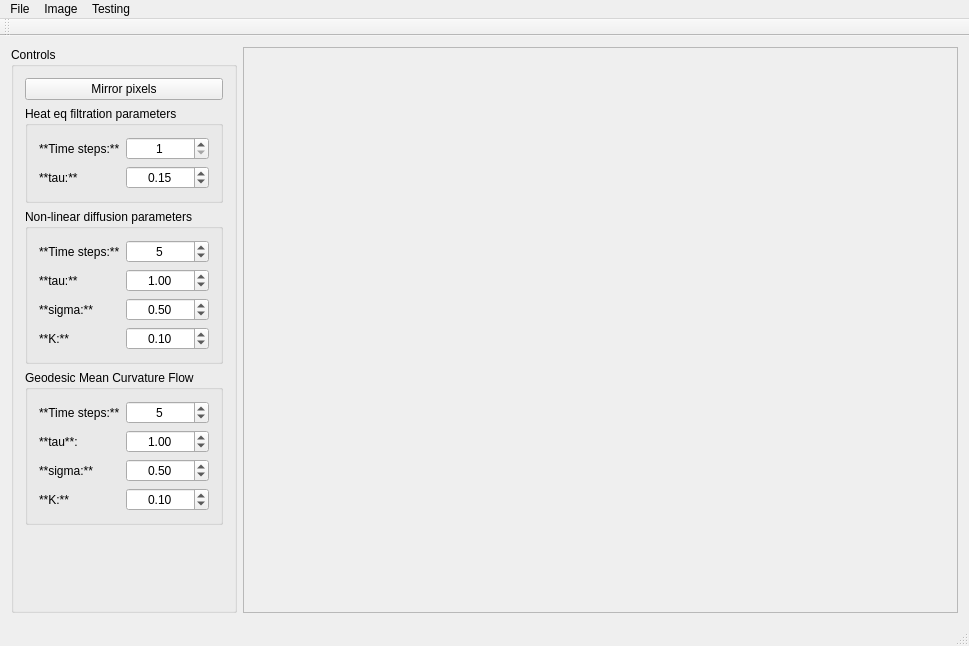
This is src/ImageViewer.ui in Tomas-Homola/SpracovanieObrazuZadania as Qt 5 draws it before an edit. The edited form follows.
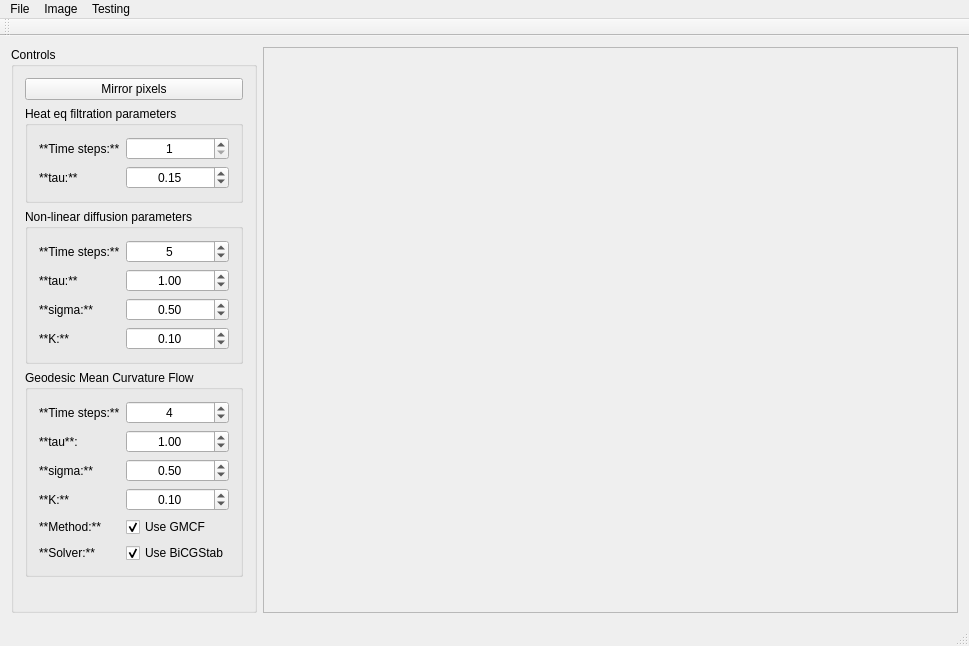
This is the edited form.

Commit message: Nove veci v UI ku SMCF/GMCF

The edit to the form file:
```diff
--- a/src/ImageViewer.ui
+++ b/src/ImageViewer.ui
@@ -246,6 +246,9 @@
          <property name="title">
           <string>Geodesic Mean Curvature Flow</string>
          </property>
+         <property name="flat">
+          <bool>true</bool>
+         </property>
          <layout class="QFormLayout" name="formLayout_3">
           <item row="0" column="0">
            <widget class="QLabel" name="label_GMCFTimeSteps">
@@ -266,7 +269,7 @@
              <number>1</number>
             </property>
             <property name="value">
-             <number>5</number>
+             <number>4</number>
             </property>
            </widget>
           </item>
@@ -348,6 +351,46 @@
             </property>
            </widget>
           </item>
+          <item row="5" column="0">
+           <widget class="QLabel" name="label_IterMethod">
+            <property name="text">
+             <string>**Solver:**</string>
+            </property>
+            <property name="textFormat">
+             <enum>Qt::MarkdownText</enum>
+            </property>
+           </widget>
+          </item>
+          <item row="5" column="1">
+           <widget class="QCheckBox" name="checkBox_UseBiCGStab">
+            <property name="text">
+             <string>Use BiCGStab</string>
+            </property>
+            <property name="checked">
+             <bool>true</bool>
+            </property>
+           </widget>
+          </item>
+          <item row="4" column="0">
+           <widget class="QLabel" name="label_Method">
+            <property name="text">
+             <string>**Method:**</string>
+            </property>
+            <property name="textFormat">
+             <enum>Qt::MarkdownText</enum>
+            </property>
+           </widget>
+          </item>
+          <item row="4" column="1">
+           <widget class="QCheckBox" name="checkBox_UseGMCF">
+            <property name="text">
+             <string>Use GMCF</string>
+            </property>
+            <property name="checked">
+             <bool>true</bool>
+            </property>
+           </widget>
+          </item>
          </layout>
         </widget>
        </item>
@@ -364,7 +407,7 @@
         <rect>
          <x>0</x>
          <y>0</y>
-         <width>740</width>
+         <width>693</width>
          <height>571</height>
         </rect>
        </property>
```
Left out of the diff: 6 changed lines with no effect on the pictures. The commit also changes 2 other files.
